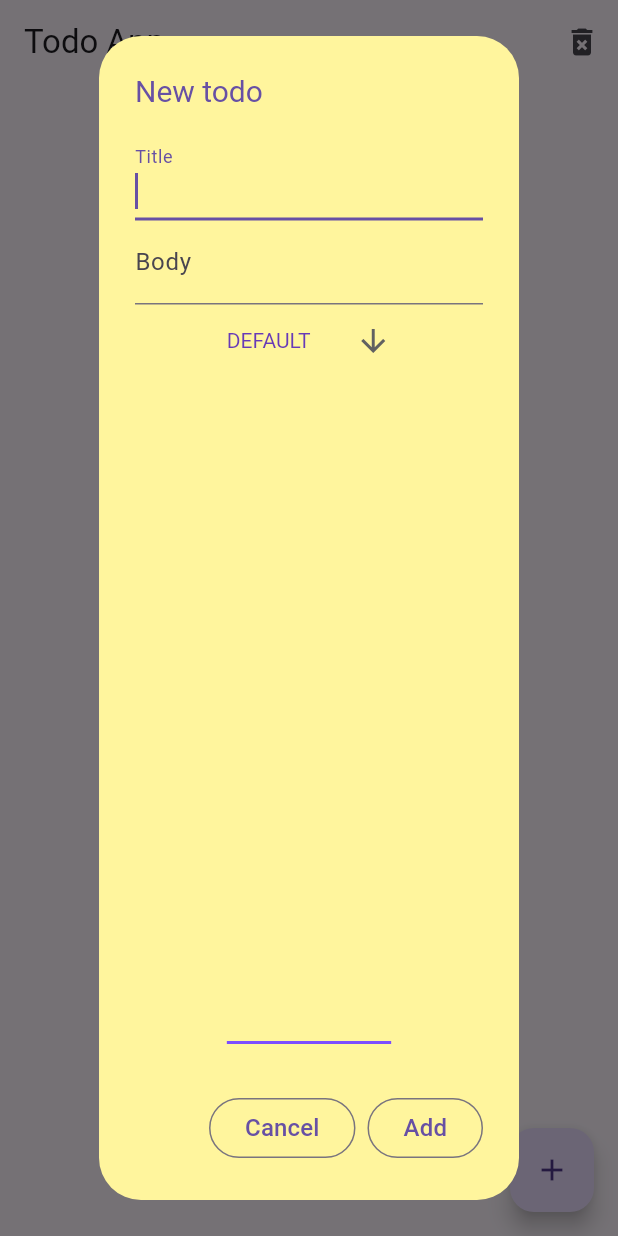
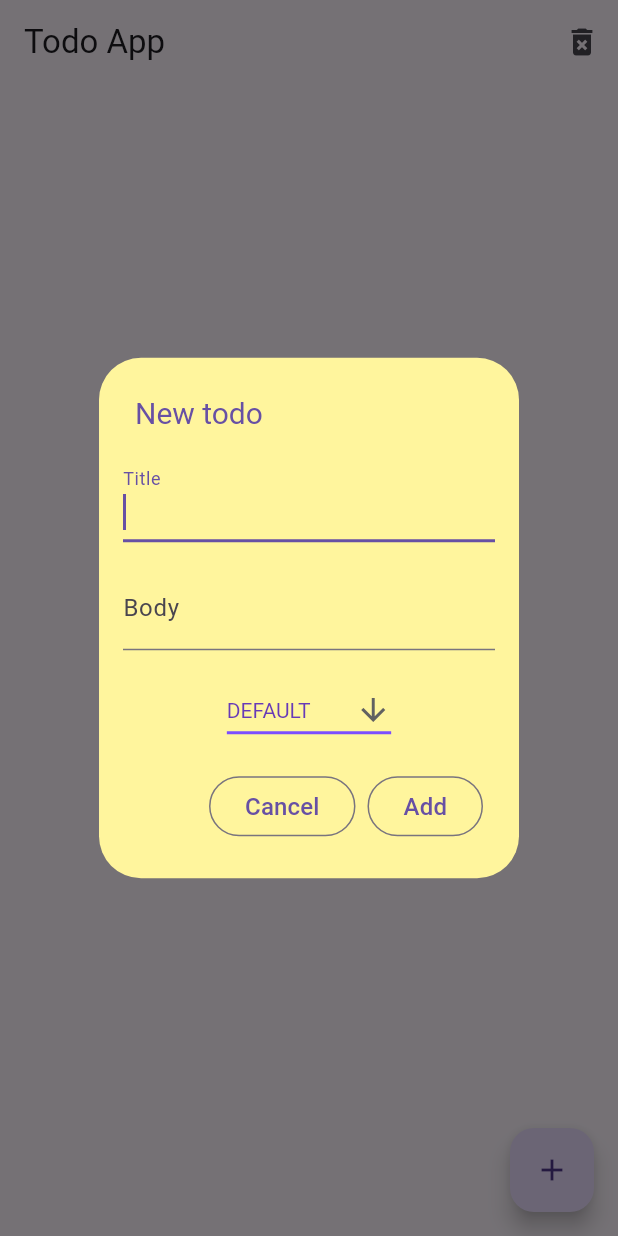
Before and after one commit to augustosalazar/f_todo_app_database_template, a Flutter app: the screen it shows after launch, after a tap on the "add" icon, on a phone screen of 412 x 824 dp. Run offline on Flutter 3.47's test engine with Material 3 defaults, Android fonts, the light colour scheme and no system bars; our stand-ins replace get, hive, hive_flutter, loggy; accounts and stored records are empty.

Commit message:
update template

```diff
--- a/lib/ui/controllers/todo_controller.dart
+++ b/lib/ui/controllers/todo_controller.dart
@@ -1,6 +1,5 @@
 import 'package:get/get.dart';
 import 'package:loggy/loggy.dart';
-import '../../data/mocks/mock_todo.dart';
 import '../../domain/entities/todo.dart';
 import '../../domain/use_case/todo_use_case.dart';
 
--- a/lib/ui/pages/home_page.dart
+++ b/lib/ui/pages/home_page.dart
@@ -6,7 +6,7 @@ import '../controllers/todo_controller.dart';
 import '../widget/new_todo_dialog.dart';
 
 class HomePage extends StatefulWidget {
-  const HomePage({Key? key}) : super(key: key);
+  const HomePage({super.key});
 
   @override
   State<HomePage> createState() => _HomePageState();
@@ -26,15 +26,25 @@ class _HomePageState extends State<HomePage> {
             onPressed: () {
               todoController.removeAll();
             },
-              icon: const Icon(Icons.delete_forever))
+            icon: const Icon(Icons.delete_forever),
+          )
         ],
       ),
-      body: _list(),
+      body: LayoutBuilder(
+        builder: (context, constraints) {
+          return Padding(
+            padding: EdgeInsets.symmetric(
+                horizontal: constraints.maxWidth > 600 ? 32.0 : 8.0),
+            child: _list(),
+          );
+        },
+      ),
       floatingActionButton: FloatingActionButton(
         key: const Key('floatingActionButton'),
         onPressed: _addTodo,
         tooltip: 'Add task',
-          child: const Icon(Icons.add)),
+        child: const Icon(Icons.add),
+      ),
     );
   }
 
@@ -55,15 +65,13 @@ class _HomePageState extends State<HomePage> {
       background: Container(
         color: Colors.red,
         alignment: Alignment.centerLeft,
-          child: const Padding(
-            padding: EdgeInsets.only(left: 20),
-            child: Text(
+        padding: const EdgeInsets.only(left: 20),
+        child: const Text(
           "Deleting",
           style: TextStyle(color: Colors.white),
         ),
-          )),
+      ),
       onDismissed: (direction) {
-        // Remove the item from the data source.
         todoController.removeItem(element);
       },
       child: Card(
@@ -76,7 +84,8 @@ class _HomePageState extends State<HomePage> {
           title: _itemTitle(element),
           subtitle: _itemSubTitle(element),
           isThreeLine: true,
-            onTap: () => _onTap(context, element, posicion)),
+          onTap: () => _onTap(context, element, posicion),
+        ),
       ),
     );
   }
@@ -101,8 +110,10 @@ class _HomePageState extends State<HomePage> {
   }
 
   Widget _itemTitle(Todo item) {
-    return Text(item.title,
-        style: const TextStyle(fontSize: 14.0, fontWeight: FontWeight.bold));
+    return Text(
+      item.title,
+      style: const TextStyle(fontSize: 14.0, fontWeight: FontWeight.bold),
+    );
   }
 
   Widget _itemSubTitle(Todo item) {
--- a/lib/ui/todoapp.dart
+++ b/lib/ui/todoapp.dart
@@ -2,7 +2,7 @@ import 'package:flutter/material.dart';
 import 'pages/home_page.dart';
 
 class TodoApp extends StatelessWidget {
-  const TodoApp({Key? key}) : super(key: key);
+  const TodoApp({super.key});
 
   @override
   Widget build(BuildContext context) {
--- a/lib/ui/widget/new_todo_dialog.dart
+++ b/lib/ui/widget/new_todo_dialog.dart
@@ -4,7 +4,7 @@ import '../../domain/entities/todo.dart';
 import 'todo_type_dropdown.dart';
 
 class NewTodoDialog extends StatefulWidget {
-  const NewTodoDialog({Key? key}) : super(key: key);
+  const NewTodoDialog({super.key});
 
   @override
   State<NewTodoDialog> createState() => _NewTodoDialogState();
@@ -17,13 +17,23 @@ class _NewTodoDialogState extends State<NewTodoDialog> {
 
   @override
   Widget build(BuildContext context) {
+    return LayoutBuilder(
+      builder: (context, constraints) {
         return AlertDialog(
           backgroundColor: Colors.yellow[200],
+          contentPadding: const EdgeInsets.all(16.0),
           title: Text(
             'New todo',
-        style: TextStyle(color: Theme.of(context).primaryColor, fontSize: 20.0),
+            style: TextStyle(
+                color: Theme.of(context).primaryColor, fontSize: 20.0),
           ),
-      content: Column(children: <Widget>[
+          content: SingleChildScrollView(
+            child: ConstrainedBox(
+              constraints:
+                  BoxConstraints(maxHeight: constraints.maxHeight * 0.6),
+              child: Column(
+                mainAxisSize: MainAxisSize.min,
+                children: <Widget>[
                   TextField(
                     decoration: const InputDecoration(
                       labelText: 'Title',
@@ -31,37 +41,43 @@ class _NewTodoDialogState extends State<NewTodoDialog> {
                     controller: controllerTitle,
                     autofocus: true,
                   ),
+                  const SizedBox(height: 16),
                   TextField(
                     decoration: const InputDecoration(
                       labelText: 'Body',
                     ),
                     controller: controllerBody,
-          autofocus: true,
                   ),
-        Expanded(
-          child: TodoTypeDropdown(
+                  const SizedBox(height: 16),
+                  TodoTypeDropdown(
                     key: const Key('todoTypeDropdown'),
                     selected: _dropSelected,
                     onChangedValue: (value) => setState(() {
                       _dropSelected = value;
                     }),
                   ),
+                ],
               ),
-      ]),
+            ),
+          ),
           actions: <Widget>[
             OutlinedButton(
-          child: Text('Cancel',
+              child: Text(
+                'Cancel',
                 style: TextStyle(
-                  color: Theme.of(context).primaryColor, fontSize: 16.0)),
+                    color: Theme.of(context).primaryColor, fontSize: 16.0),
+              ),
               onPressed: () {
                 Navigator.of(context).pop();
               },
             ),
             OutlinedButton(
               key: const Key('addButtonTodoDialog'),
-          child: Text('Add',
+              child: Text(
+                'Add',
                 style: TextStyle(
-                  color: Theme.of(context).primaryColor, fontSize: 16.0)),
+                    color: Theme.of(context).primaryColor, fontSize: 16.0),
+              ),
               onPressed: () {
                 final todo = Todo(
                     title: controllerTitle.value.text,
@@ -76,5 +92,7 @@ class _NewTodoDialogState extends State<NewTodoDialog> {
             ),
           ],
         );
+      },
+    );
   }
 }
--- a/lib/ui/widget/todo_type_dropdown.dart
+++ b/lib/ui/widget/todo_type_dropdown.dart
@@ -6,10 +6,10 @@ class TodoTypeDropdown extends StatelessWidget {
   final ValueChanged<String> onChangedValue;
 
   const TodoTypeDropdown({
-    Key? key,
+    super.key,
     required this.onChangedValue,
     required this.selected,
-  }) : super(key: key);
+  });
 
   @override
   Widget build(BuildContext context) {
```
Also changed, not shown: pubspec.yaml (+8 -7 lines), pubspec.lock, 3 other files. Lines whose indentation alone changed are shown as unchanged.
